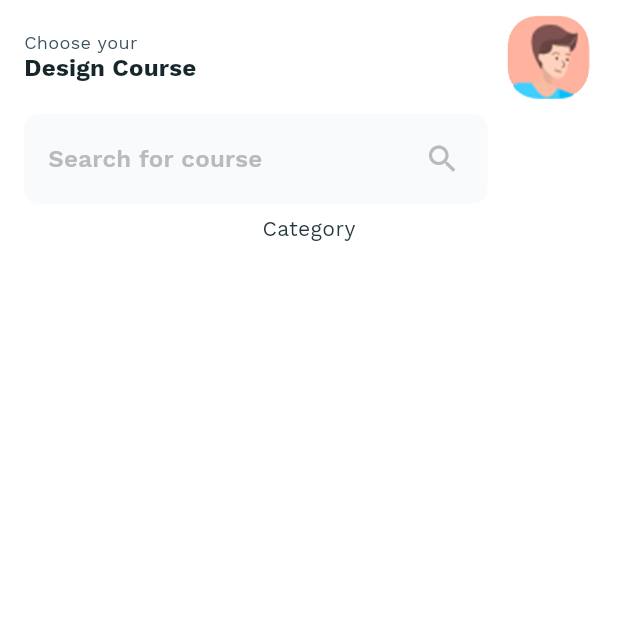
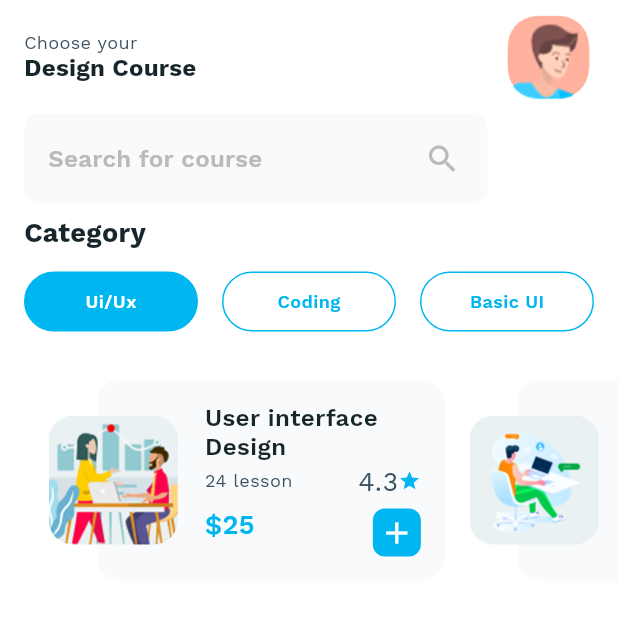
Before and after one commit to shejishi/FlutterPractice, a Flutter app: the DesignCourseHome screen opened directly, on a phone screen of 412 x 824 dp, the top half of it. Run offline on Flutter 3.47's test engine with Material 2 defaults, Android fonts, the phone set to English and light mode, and no system bars; our stand-ins replace flutter_rating_bar, font_awesome_flutter.

Commit message:
再次使用animation

```diff
--- /dev/null
+++ b/lib/design/CategoryListView.dart
@@ -0,0 +1,248 @@
+import 'package:flutter/material.dart';
+import 'package:flutter_demo/design/DesignCourseAppTheme.dart';
+import 'package:flutter_demo/design/models/Category.dart';
+import 'package:flutter_demo/utils/HexColor.dart';
+
+class CategoryListView extends StatefulWidget {
+
+  final Function()? callback;
+
+  const CategoryListView({Key? key, this.callback}) : super(key: key);
+
+  @override
+  State<StatefulWidget> createState() {
+    return CategoryListViewState();
+  }
+}
+
+class CategoryListViewState extends State<CategoryListView> with TickerProviderStateMixin {
+  late AnimationController animationController;
+
+  Future<bool> getData() async {
+    await Future<dynamic>.delayed(const Duration(milliseconds: 50));
+    return true;
+  }
+
+  @override
+  void initState() {
+    animationController = AnimationController(
+      vsync: this,
+      duration: const Duration(milliseconds: 2000),
+    );
+    super.initState();
+  }
+
+  @override
+  void dispose() {
+    animationController.dispose();
+    super.dispose();
+  }
+
+  @override
+  Widget build(BuildContext context) {
+    return Padding(
+      padding: const EdgeInsets.only(top: 16, bottom: 16),
+      child: Container(
+        height: 134,
+        width: double.infinity,
+        child: FutureBuilder<bool>(
+          future: getData(),
+          builder: (BuildContext context, AsyncSnapshot<bool> snapShot) {
+            if (!snapShot.hasData) {
+              return const SizedBox();
+            } else {
+              return ListView.builder(
+                padding: const EdgeInsets.only(top: 0, bottom: 0, right: 16, left: 16),
+                scrollDirection: Axis.horizontal,
+                itemCount: Category.categoryList.length,
+                itemBuilder: (BuildContext context, int index) {
+                  final int count = Category.categoryList.length > 10 ? 10 : Category.categoryList.length;
+
+                  final Animation<double> animation = Tween<double>(begin: 0.0, end: 1.0).animate(CurvedAnimation(
+                    parent: animationController,
+                    curve: Interval((1 / count) * index, 1.0, curve: Curves.fastOutSlowIn),
+                  ));
+                  animationController.forward();
+                  return CategoryView(
+                    callback: widget.callback!,
+                    animation: animation,
+                    animationController: animationController,
+                    category: Category.categoryList[index],
+                  );
+                },
+              );
+            }
+          },
+        ),
+      ),
+    );
+  }
+}
+
+class CategoryView extends StatelessWidget {
+
+  final VoidCallback callback;
+  final Category category;
+  final AnimationController animationController;
+  final Animation<double> animation;
+
+  const CategoryView(
+      {Key? key, required this.callback, required this.category, required this.animationController, required this.animation})
+      : super(key: key);
+
+  @override
+  Widget build(BuildContext context) {
+    return AnimatedBuilder(builder: (BuildContext context, Widget? child) {
+      return FadeTransition(
+        opacity: animation,
+        child: Transform(
+          transform: Matrix4.translationValues(100 * (1.0 - animation.value), 0, 0),
+          child: InkWell(
+            splashColor: Colors.transparent,
+            onTap: callback,
+            child: SizedBox(
+              width: 280,
+              child: Stack(
+                children: [
+                  Container(
+                    child: Row(
+                      children: [
+                        const SizedBox(width: 48,),
+                        Expanded(
+                          child: Container(
+                            decoration: BoxDecoration(
+                              color: HexColor("#F8FAFB"),
+                              borderRadius: const BorderRadius.all(Radius.circular(16),),
+                            ),
+                            child: Row(
+                              children: [
+                                const SizedBox(width: 48 + 24.0,),
+                                Expanded(
+                                  child: Container(
+                                    child: Column(
+                                      children: [
+                                        Padding(
+                                          padding: const EdgeInsets.only(top: 16),
+                                          child: Text(
+                                            category.title,
+                                            textAlign: TextAlign.left,
+                                            style: const TextStyle(
+                                              fontWeight: FontWeight.w600,
+                                              fontSize: 16,
+                                              letterSpacing: 0.27,
+                                              color: DesignCourseAppTheme.darkerText,
+                                            ),
+                                          ),
+                                        ),
+                                        const Expanded(child: SizedBox()),
+                                        Padding(
+                                          padding: const EdgeInsets.only(right: 16, bottom: 8),
+                                          child: Row(
+                                            mainAxisAlignment: MainAxisAlignment.spaceBetween,
+                                            crossAxisAlignment: CrossAxisAlignment.center,
+                                            children: [
+                                              Text(
+                                                "${category.lessonCount} lesson",
+                                                textAlign: TextAlign.left,
+                                                style: const TextStyle(
+                                                  fontWeight: FontWeight.w200,
+                                                  fontSize: 12,
+                                                  letterSpacing: 0.27,
+                                                  color: DesignCourseAppTheme.grey,
+                                                ),
+                                              ),
+                                              Container(
+                                                child: Row(
+                                                  children: [
+                                                    Text(
+                                                      "${category.rating}",
+                                                      textAlign: TextAlign.left,
+                                                      style: const TextStyle(
+                                                        fontWeight: FontWeight.w200,
+                                                        fontSize: 18,
+                                                        letterSpacing: 0.27,
+                                                        color: DesignCourseAppTheme.grey,
+                                                      ),
+                                                    ),
+                                                    const Icon(
+                                                      Icons.star,
+                                                      color: DesignCourseAppTheme.nearlyBlue,
+                                                      size: 15,
+                                                    )
+                                                  ],
+                                                ),
+                                              )
+                                            ],
+                                          ),
+                                        ),
+                                        Padding(
+                                          padding: const EdgeInsets.only(bottom: 16, right: 16,),
+                                          child: Row(
+                                            mainAxisAlignment: MainAxisAlignment.spaceBetween,
+                                            crossAxisAlignment: CrossAxisAlignment.start,
+                                            children: [
+                                              Text(
+                                                "\$${category.money}",
+                                                textAlign: TextAlign.left,
+                                                style: const TextStyle(
+                                                  fontWeight: FontWeight.w600,
+                                                  fontSize: 18,
+                                                  letterSpacing: 0.27,
+                                                  color: DesignCourseAppTheme.nearlyBlue,
+                                                ),
+                                              ),
+                                              Container(
+                                                decoration: const BoxDecoration(
+                                                  color: DesignCourseAppTheme.nearlyBlue,
+                                                  borderRadius: BorderRadius.all(Radius.circular(8.0)),
+                                                ),
+                                                child: const Padding(
+                                                  padding: EdgeInsets.all(4.0),
+                                                  child: Icon(
+                                                    Icons.add,
+                                                    color: DesignCourseAppTheme.nearlyWhite,
+                                                  ),
+                                                ),
+                                              ),
+                                            ],
+                                          ),
+                                        ),
+                                      ],
+                                    ),
+                                  ),
+                                ),
+                              ],
+                            ),
+                          ),
+                        ),
+                      ],
+                    ),
+                  ),
+                  Container(
+                    child: Padding(
+                      padding: const EdgeInsets.only(top: 24, bottom: 24, left: 16),
+                      child: Row(
+                        children: [
+                          ClipRRect(
+                            borderRadius: const BorderRadius.all(Radius.circular(16)),
+                            child: AspectRatio(
+                              aspectRatio: 1.0,
+                              child: Image.asset(category.imagePath),
+                            ),
+                          ),
+                        ],
+                      ),
+                    ),
+                  ),
+                ],
+              ),
+            ),
+          ),
+        ),
+      );
+    }, animation: animationController,
+
+    );
+  }
+
+}
--- a/lib/design/DesignCourseHome.dart
+++ b/lib/design/DesignCourseHome.dart
@@ -2,6 +2,8 @@ import 'package:flutter/material.dart';
 import 'package:flutter/widgets.dart';
 import 'package:flutter_demo/design/DesignCourseAppTheme.dart';
 import 'package:flutter_demo/utils/HexColor.dart';
+
+import 'CategoryListView.dart';
 
 class DesignCourseHome extends StatefulWidget {
   const DesignCourseHome({Key? key}) : super(key: key);
@@ -13,6 +15,8 @@ class DesignCourseHome extends StatefulWidget {
 }
 
 class DesignCourseHomeState extends State<DesignCourseHome> {
+  CategoryType categoryType = CategoryType.UI;
+
   @override
   Widget build(BuildContext context) {
     return Container(
@@ -146,14 +150,104 @@ class DesignCourseHomeState extends State<DesignCourseHome> {
       mainAxisAlignment: MainAxisAlignment.center,
       crossAxisAlignment: CrossAxisAlignment.start,
       children: [
-        Padding(
+        const Padding(
           padding: EdgeInsets.only(left: 16, right: 16, top: 8),
           child: Text(
             "Category",
-            style: TextStyle(),
+            textAlign: TextAlign.left,
+            style: TextStyle(
+              fontWeight: FontWeight.bold,
+              fontSize: 18,
+              color: DesignCourseAppTheme.darkerText,
+            ),
           ),
-        )
+        ),
+        const SizedBox(
+          height: 16,
+        ),
+        Padding(
+          padding: const EdgeInsets.only(left: 16, right: 16),
+          child: Row(
+            children: [
+              getButtonUI(CategoryType.UI, categoryType == CategoryType.UI),
+              const SizedBox(
+                width: 16,
+              ),
+              getButtonUI(CategoryType.Coding, categoryType == CategoryType.Coding),
+              const SizedBox(
+                width: 16,
+              ),
+              getButtonUI(CategoryType.Basic, categoryType == CategoryType.Basic),
+            ],
+          ),
+        ),
+        const SizedBox(
+          height: 16,
+        ),
+        CategoryListView(
+          callback: () {
+            moveTo();
+          },
+        ),
       ],
     );
   }
+
+  Widget getButtonUI(CategoryType type, bool isSelected) {
+    String txt = "";
+    if (CategoryType.UI == type) {
+      txt = "Ui/Ux";
+    } else if (CategoryType.Coding == type) {
+      txt = "Coding";
+    } else if (CategoryType.Basic == type) {
+      txt = "Basic UI";
+    }
+
+    return Expanded(
+      child: Container(
+        decoration: BoxDecoration(
+          color: isSelected ? DesignCourseAppTheme.nearlyBlue : DesignCourseAppTheme.nearlyWhite,
+          borderRadius: const BorderRadius.all(Radius.circular(50)),
+          border: Border.all(color: DesignCourseAppTheme.nearlyBlue),
+        ),
+        child: Material(
+          color: Colors.transparent,
+          child: InkWell(
+            splashColor: Colors.white24,
+            borderRadius: const BorderRadius.all(Radius.circular(24)),
+            onTap: () {
+              setState(() {
+                categoryType = type;
+              });
+            },
+            child: Padding(
+              padding: const EdgeInsets.only(top: 12, bottom: 12, left: 18, right: 18),
+              child: Center(
+                child: Text(
+                  txt,
+                  textAlign: TextAlign.left,
+                  style: TextStyle(
+                    fontWeight: FontWeight.w600,
+                    fontSize: 12,
+                    letterSpacing: 0.27,
+                    color: isSelected ? DesignCourseAppTheme.nearlyWhite : DesignCourseAppTheme.nearlyBlue,
+                  ),
+                ),
+              ),
+            ),
+          ),
+        ),
+      ),
+    );
+  }
+
+  void moveTo() {
+
+  }
 }
+
+enum CategoryType {
+  UI,
+  Coding,
+  Basic,
+}
--- /dev/null
+++ b/lib/design/models/Category.dart
@@ -0,0 +1,77 @@
+class Category {
+  Category({
+    this.title = '',
+    this.imagePath = '',
+    this.lessonCount = 0,
+    this.money = 0,
+    this.rating = 0.0,
+  });
+
+  String title;
+  int lessonCount;
+  int money;
+  double rating;
+  String imagePath;
+
+  static List<Category> categoryList = <Category>[
+    Category(
+      imagePath: 'assets/design_course/interFace1.png',
+      title: 'User interface Design',
+      lessonCount: 24,
+      money: 25,
+      rating: 4.3,
+    ),
+    Category(
+      imagePath: 'assets/design_course/interFace2.png',
+      title: 'User interface Design',
+      lessonCount: 22,
+      money: 18,
+      rating: 4.6,
+    ),
+    Category(
+      imagePath: 'assets/design_course/interFace1.png',
+      title: 'User interface Design',
+      lessonCount: 24,
+      money: 25,
+      rating: 4.3,
+    ),
+    Category(
+      imagePath: 'assets/design_course/interFace2.png',
+      title: 'User interface Design',
+      lessonCount: 22,
+      money: 18,
+      rating: 4.6,
+    ),
+  ];
+
+  static List<Category> popularCourseList = <Category>[
+    Category(
+      imagePath: 'assets/design_course/interFace3.png',
+      title: 'App Design Course',
+      lessonCount: 12,
+      money: 25,
+      rating: 4.8,
+    ),
+    Category(
+      imagePath: 'assets/design_course/interFace4.png',
+      title: 'Web Design Course',
+      lessonCount: 28,
+      money: 208,
+      rating: 4.9,
+    ),
+    Category(
+      imagePath: 'assets/design_course/interFace3.png',
+      title: 'App Design Course',
+      lessonCount: 12,
+      money: 25,
+      rating: 4.8,
+    ),
+    Category(
+      imagePath: 'assets/design_course/interFace4.png',
+      title: 'Web Design Course',
+      lessonCount: 28,
+      money: 208,
+      rating: 4.9,
+    ),
+  ];
+}
--- a/lib/hotel/SliderView.dart
+++ b/lib/hotel/SliderView.dart
@@ -85,7 +85,7 @@ class CustomThumbShape extends SliderComponentShape {
   @override
   void paint(PaintingContext context, Offset center, {required Animation<double> activationAnimation, required Animation<double> enableAnimation, required bool isDiscrete, required TextPainter labelPainter, required RenderBox parentBox, required SliderThemeData sliderTheme, required TextDirection textDirection, required double value, required double textScaleFactor, required Size sizeWithOverflow}) {
     final Canvas canvas = context.canvas;
-    final ColorTween colorTween = ColorTween(begin: sliderTheme?.disabledThumbColor, end: sliderTheme?.thumbColor);
+    final ColorTween colorTween = ColorTween(begin: sliderTheme.disabledThumbColor, end: sliderTheme.thumbColor);
 
     canvas.drawPath(
         Path()
```
